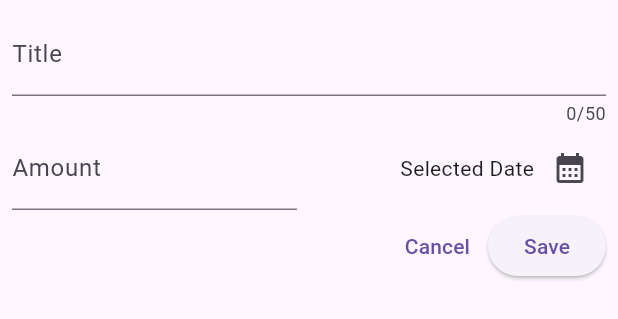
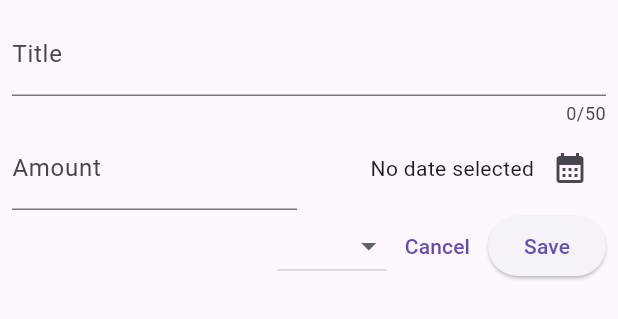
Before and after one commit to selimxyay/expense_tracker_app, a Flutter app: the AddExpense widget shown alone on an empty page, opened directly, on a phone screen of 412 x 824 dp. Shown: the top 319 px of the screen. Run offline on Flutter 3.47's test engine with Material 3 defaults, Android fonts, the phone set to English and light mode, and no system bars.

Commit message:
used async programming for picking a date feature

```diff
--- a/lib/components/add_expense.dart
+++ b/lib/components/add_expense.dart
@@ -1,6 +1,8 @@
 // ignore_for_file: avoid_print
 
 import 'package:flutter/material.dart';
+
+import '../model/expense_model.dart';
 
 class AddExpense extends StatefulWidget {
   const AddExpense({super.key});
@@ -12,6 +14,7 @@ class AddExpense extends StatefulWidget {
 class _AddExpenseState extends State<AddExpense> {
   final _expenseTitleController = TextEditingController();
   final _expenseAmountController = TextEditingController();
+  DateTime? _selectedDate;
 
   // ignore: annotate_overrides
   void dispose() {
@@ -20,11 +23,16 @@ class _AddExpenseState extends State<AddExpense> {
     super.dispose();
   }
 
-  void _datePicker() {
+  void _datePicker() async {
     final now = DateTime.now();
     final firstDate = DateTime(now.year - 1, now.month, now.day);
 
-    showDatePicker(context: context, firstDate: firstDate, lastDate: now);
+    final pickedDate = await showDatePicker(
+        context: context, firstDate: firstDate, lastDate: now);
+
+    setState(() {
+      _selectedDate = pickedDate;
+    });
   }
 
   @override
@@ -57,8 +65,12 @@ class _AddExpenseState extends State<AddExpense> {
                 child: Row(
                   mainAxisAlignment: MainAxisAlignment.end,
                   children: [
-                    const Text("Selected Date"),
-                    IconButton(onPressed: _datePicker, icon: const Icon(Icons.calendar_month))
+                    Text(_selectedDate == null
+                        ? "No date selected"
+                        : formatter.format(_selectedDate!)),
+                    IconButton(
+                        onPressed: _datePicker,
+                        icon: const Icon(Icons.calendar_month)),
                   ],
                 ),
               ),
@@ -68,6 +80,15 @@ class _AddExpenseState extends State<AddExpense> {
             mainAxisAlignment: MainAxisAlignment.end,
             crossAxisAlignment: CrossAxisAlignment.center,
             children: [
+              DropdownButton(
+                  items: Category.values
+                      .map((category) => DropdownMenuItem(
+                          value: category,
+                          child: Text(category.name.toString())))
+                      .toList(),
+                  onChanged: (value) {
+                    print(value);
+                  }),
               TextButton(
                   onPressed: () {
                     Navigator.pop(context);
```
